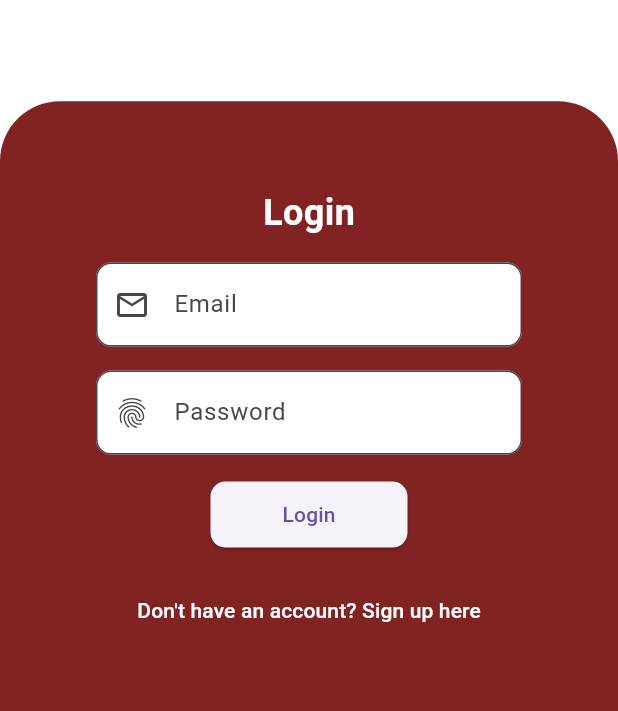
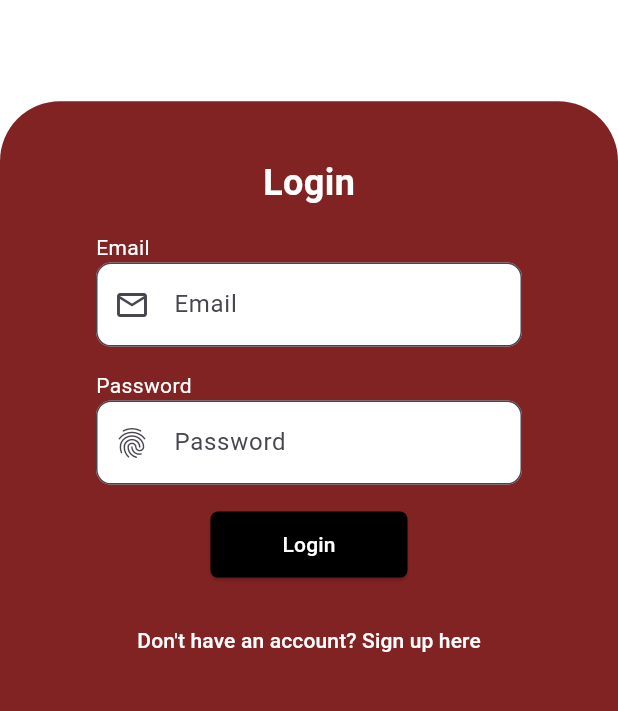
Before and after one commit to KCT1234/Finals_ADET, a Flutter app: the screen it shows after launch, on a phone screen of 412 x 824 dp, the part 503-1214 px from its top. Run offline on Flutter 3.47's test engine with Material 3 defaults, Android fonts, the phone set to English and light mode, and no system bars; our stand-ins replace firebase_auth, firebase_core, flutter_map, geolocator, latlong2, sliding_up_panel; missing offline and left inert: flutter_map_location_marker; accounts and stored records are empty.

Commit message:
Updated login_page.dart

```diff
--- a/lib/views/login_page.dart
+++ b/lib/views/login_page.dart
@@ -15,7 +15,6 @@ class _LoginScreenState extends State<LoginScreen> {
   final TextEditingController _passwordController = TextEditingController();
   String? _errorMessage;
 
-  // Helper method to validate email format
   bool _isValidEmail(String email) {
     final RegExp emailRegExp = RegExp(r'^[a-zA-Z0-9._%+-]+@[a-zA-Z0-9.-]+\.[a-zA-Z]{2,}$');
     return emailRegExp.hasMatch(email);
@@ -33,7 +32,6 @@ class _LoginScreenState extends State<LoginScreen> {
       return;
     }
 
-    // Check if email format is valid
     if (!_isValidEmail(_emailController.text)) {
       setState(() {
         _errorMessage = 'Please enter a valid email address.';
@@ -46,13 +44,11 @@ class _LoginScreenState extends State<LoginScreen> {
         email: _emailController.text,
         password: _passwordController.text,
       );
-      // Navigate to the main page after successful login
       Navigator.push(
         context,
         MaterialPageRoute(builder: (context) => const mainPage()),
       );
     } on FirebaseAuthException catch (e) {
-      // Handle specific Firebase exceptions
       setState(() {
         if (e.code == 'user-not-found') {
           _errorMessage = 'There is no email created with that.';
@@ -89,7 +85,6 @@ class _LoginScreenState extends State<LoginScreen> {
                     ),
                   ),
                 ),
-                // Bottom half with rounded rectangle container
                 SizedBox(
                   height: MediaQuery.of(context).size.height * 0.55,
                   child: Container(
@@ -120,12 +115,20 @@ class _LoginScreenState extends State<LoginScreen> {
                                 ),
                               ),
                               const SizedBox(height: 16.0),
+                              // Static Text for Email
+                              Align(
+                                alignment: Alignment.centerLeft,
+                                child: const Text(
+                                  'Email',
+                                  style: TextStyle(color: Colors.white),
+                                ),
+                              ),
                               TextField(
                                 controller: _emailController,
                                 decoration: InputDecoration(
                                   filled: true,
-                                  fillColor: Colors.white,
-                                  labelText: 'Email',
+                                  fillColor : Colors.white,
+                                  hintText: 'Email', // Set hint text for email
                                   prefixIcon: const Icon(Icons.email_outlined),
                                   border: OutlineInputBorder(
                                     borderRadius: BorderRadius.circular(10.0),
@@ -134,13 +137,21 @@ class _LoginScreenState extends State<LoginScreen> {
                                 keyboardType: TextInputType.emailAddress,
                               ),
                               const SizedBox(height: 16.0),
+                              // Static Text for Password
+                              Align(
+                                alignment: Alignment.centerLeft,
+                                child: const Text(
+                                  'Password',
+                                  style: TextStyle(color: Colors.white),
+                                ),
+                              ),
                               TextField(
                                 controller: _passwordController,
                                 obscureText: true,
                                 decoration: InputDecoration(
                                   filled: true,
                                   fillColor: Colors.white,
-                                  labelText: 'Password',
+                                  hintText: 'Password', // Set hint text for password
                                   prefixIcon: const Icon(Icons.fingerprint),
                                   border: OutlineInputBorder(
                                     borderRadius: BorderRadius.circular(10.0),
@@ -163,10 +174,14 @@ class _LoginScreenState extends State<LoginScreen> {
                                 style: ElevatedButton.styleFrom(
                                   padding: const EdgeInsets.symmetric(horizontal: 48.0, vertical: 12.0),
                                   shape: RoundedRectangleBorder(
-                                    borderRadius: BorderRadius.circular(10.0),
+                                    borderRadius: BorderRadius.circular(5.0),
                                   ),
+                                  backgroundColor: Colors.black, // Set button background color to black
                                 ),
-                                child: const Text('Login'),
+                                child: const Text(
+                                  'Login',
+                                  style: TextStyle(color: Colors.white), // Set button text color to white
+                                ),
                               ),
                               const SizedBox(height: 16.0),
                               TextButton(
```
